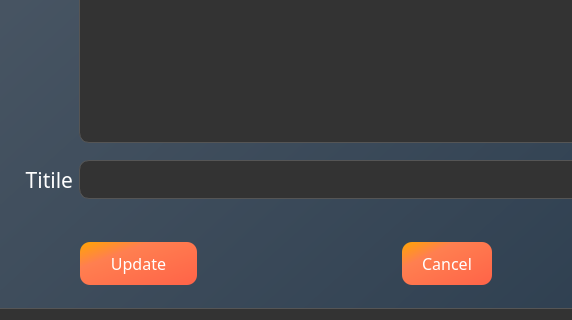
Before: the Qt Designer form lab/src/lab/viewqn.ui in vyshnav20/Department-Management-and-Learning-Platform, drawn with Qt 5; both pictures show x 88 to 660 and y 430 to 750 of the 750 by 750 pixel window.
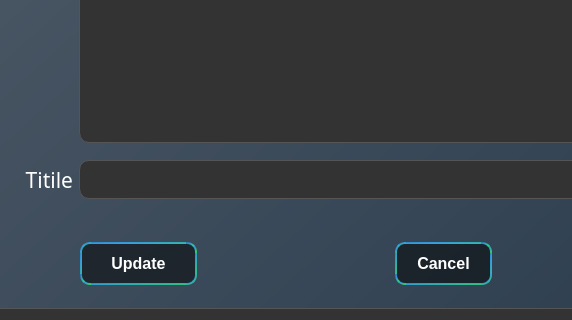
After: the same form once the commit is applied.

Diff of the .ui file:
```diff
--- a/lab/src/lab/viewqn.ui
+++ b/lab/src/lab/viewqn.ui
@@ -17,20 +17,20 @@
    <string notr="true">#Newqns { background-color: #333333;}
 
 QPushButton {
-    border: none;
-    border-radius: 10px;
-    background-color: qlineargradient(x1: 0, y1: 0, x2: 1, y2: 1, stop: 0 #ffa502, stop: 0.3 #ff7f50, stop: 1 #ff6348);
-    color: #FFFFFF;
-    padding: 10px 20px;
-    font-size: 16px;
-    font-family: Orbitron;
+border: 2px solid transparent; 
+border-radius: 10px;
+background-color: rgba(0, 0, 0, 0.5);
+padding: 10px 20px;
+font-size: 16px;
+font-weight: bold;
+color: white;
+border-color: qlineargradient(x1: 0, y1: 0, x2: 1, y2: 1, stop: 0 #2980b9, stop: 0.3 #3498db, stop: 1 #2ecc71);
 }
-
 QPushButton:hover {
     background-color: qlineargradient(x1: 0, y1: 0, x2: 1, y2: 1, stop: 0 #48C9B0, stop: 0.3 #5DADE2, stop: 1 #85C1E9);
 }
 
-QPushButton:pressed {background-color: #ff6348;}
+
 
 QLabel {color: white;}
 
```
Left out of the diff: 5 changed lines with no effect on the pictures.
